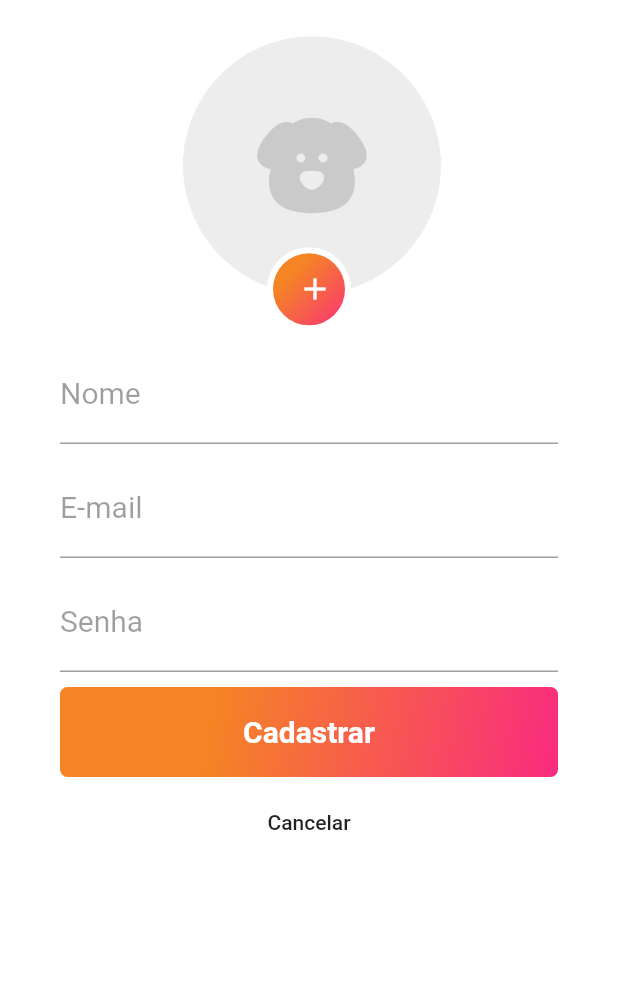
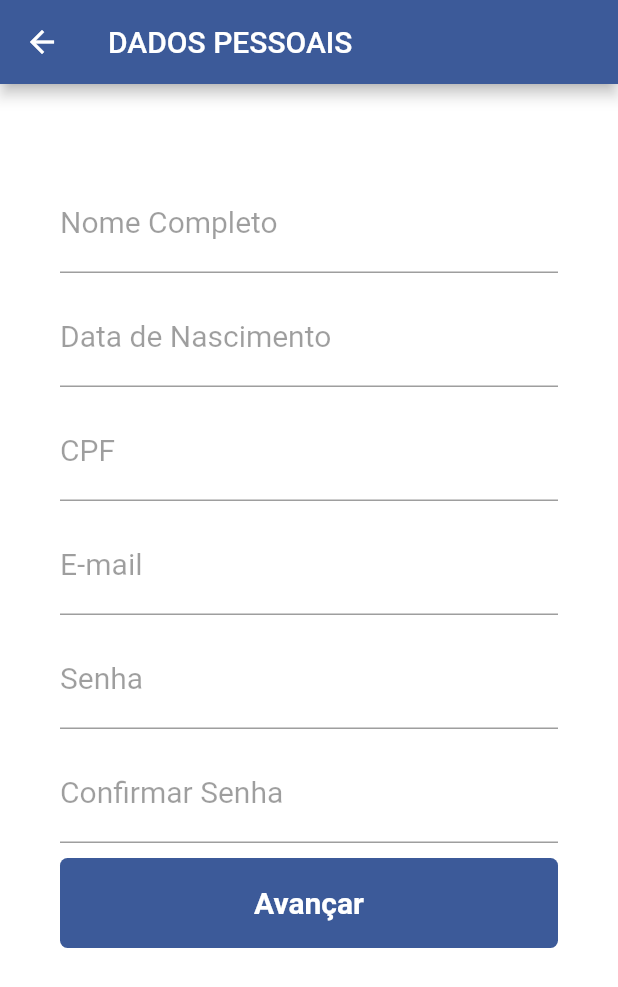
Before and after one commit to VitorCarrijoGoncalves/app-flutter, a Flutter app: the SignupPage screen opened directly, on a phone screen of 412 x 824 dp. Shown: the top 987 px of the screen. Run offline on Flutter 3.47's test engine with Material 2 defaults, Android fonts, the phone set to English and light mode, and no system bars; our stand-ins replace brasil_fields.

```diff
--- a/lib/pages/signup.page.dart
+++ b/lib/pages/cadastro_endereco.page.dart
@@ -1,65 +1,72 @@
 import 'package:flutter/material.dart';
+import 'package:flutter/services.dart';
+import 'package:brasil_fields/brasil_fields.dart';
 
 class SignupPage extends StatelessWidget {
   @override
   Widget build(BuildContext context) {
     return Scaffold(
+      appBar: AppBar(
+        title: Text('DADOS PESSOAIS'),
+        backgroundColor: Color(0xFF3C5A99),
+      ),
       body: Container(
         padding: EdgeInsets.only(top: 10, left: 40, right: 40),
         color: Colors.white,
         child: ListView(
           children: <Widget>[
             Container(
-              width: 200,
-              height: 200,
+              width: 50,
+              height: 50,
               alignment: Alignment(0.0, 1.15),
-              decoration: new BoxDecoration(
-                image: new DecorationImage(
-                  image: AssetImage("assets/profile-picture.png"),
-                  fit: BoxFit.fitHeight,
-                ),
-              ),
-              child: Container(
-                height: 56,
-                width: 56,
-                alignment: Alignment.center,
-                decoration: BoxDecoration(
-                  gradient: LinearGradient(
-                    begin: Alignment.topLeft,
-                    end: Alignment.bottomRight,
-                    stops: [0.3, 1.0],
-                    colors: [
-                      Color(0xFFF58524),
-                      Color(0XFFF92B7F),
-                    ],
-                  ),
-                  border: Border.all(
-                    width: 4.0,
-                    color: const Color(0xFFFFFFFF),
-                  ),
-                  borderRadius: BorderRadius.all(
-                    Radius.circular(56),
-                  ),
-                ),
-                child: SizedBox.expand(
-                  child: FlatButton(
-                    child: Icon(
-                      Icons.add,
-                      color: Colors.white,
-                    ),
-                    onPressed: () {},
-                  ),
-                ),
-              ),
-            ),
-            SizedBox(
-              height: 20,
             ),
             TextFormField(
               // autofocus: true,
               keyboardType: TextInputType.text,
               decoration: InputDecoration(
-                labelText: "Nome",
+                labelText: "Nome Completo",
+                labelStyle: TextStyle(
+                  color: Colors.black38,
+                  fontWeight: FontWeight.w400,
+                  fontSize: 20,
+                ),
+              ),
+              style: TextStyle(
+                fontSize: 20,
+              ),
+            ),
+            SizedBox(
+              height: 10,
+            ),
+            TextFormField(
+              // autofocus: true,
+              inputFormatters: [
+                FilteringTextInputFormatter.digitsOnly,
+                DataInputFormatter(),
+              ],
+              decoration: InputDecoration(
+                labelText: "Data de Nascimento",
+                labelStyle: TextStyle(
+                  color: Colors.black38,
+                  fontWeight: FontWeight.w400,
+                  fontSize: 20,
+                ),
+              ),
+              style: TextStyle(
+                fontSize: 20,
+              ),
+            ),
+            SizedBox(
+              height: 10,
+            ),
+            TextFormField(
+              // autofocus: true,
+              inputFormatters: [
+                FilteringTextInputFormatter.digitsOnly,
+                CpfInputFormatter(),
+              ],
+              decoration: InputDecoration(
+                labelText: "CPF",
                 labelStyle: TextStyle(
                   color: Colors.black38,
                   fontWeight: FontWeight.w400,
@@ -108,19 +115,28 @@ class SignupPage extends StatelessWidget {
             SizedBox(
               height: 10,
             ),
+            TextFormField(
+              // autofocus: true,
+              keyboardType: TextInputType.text,
+              obscureText: true,
+              decoration: InputDecoration(
+                labelText: "Confirmar Senha",
+                labelStyle: TextStyle(
+                  color: Colors.black38,
+                  fontWeight: FontWeight.w400,
+                  fontSize: 20,
+                ),
+              ),
+              style: TextStyle(fontSize: 20),
+            ),
+            SizedBox(
+              height: 10,
+            ),
             Container(
               height: 60,
               alignment: Alignment.centerLeft,
               decoration: BoxDecoration(
-                gradient: LinearGradient(
-                  begin: Alignment.topLeft,
-                  end: Alignment.bottomRight,
-                  stops: [0.3, 1],
-                  colors: [
-                    Color(0xFFF58524),
-                    Color(0XFFF92B7F),
-                  ],
-                ),
+                color: Color(0xFF3C5A99),
                 borderRadius: BorderRadius.all(
                   Radius.circular(5),
                 ),
@@ -128,7 +144,7 @@ class SignupPage extends StatelessWidget {
               child: SizedBox.expand(
                 child: FlatButton(
                   child: Text(
-                    "Cadastrar",
+                    "Avançar",
                     style: TextStyle(
                       fontWeight: FontWeight.bold,
                       color: Colors.white,
@@ -140,20 +156,6 @@ class SignupPage extends StatelessWidget {
                 ),
               ),
             ),
-            SizedBox(
-              height: 10,
-            ),
-            Container(
-              height: 40,
-              alignment: Alignment.center,
-              child: FlatButton(
-                child: Text(
-                  "Cancelar",
-                  textAlign: TextAlign.center,
-                ),
-                onPressed: () => Navigator.pop(context, false),
-              ),
-            ),
           ],
         ),
       ),
```
Also changed, not shown: lib/pages/cadastro_informacoes_pessoais.page.dart (added, +164 -0 lines), lib/pages/login.page.dart (+10 -61 lines), pubspec.yaml (+3 -42 lines), assets/LOGO_OAB.jpg (added), pubspec.lock.
